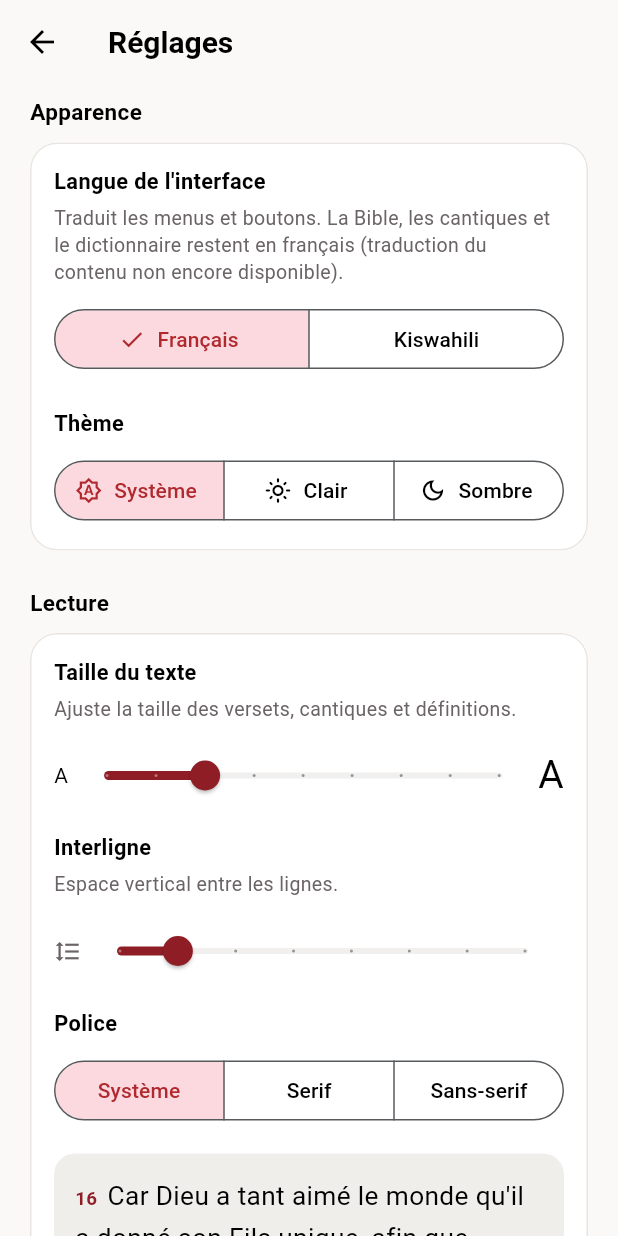
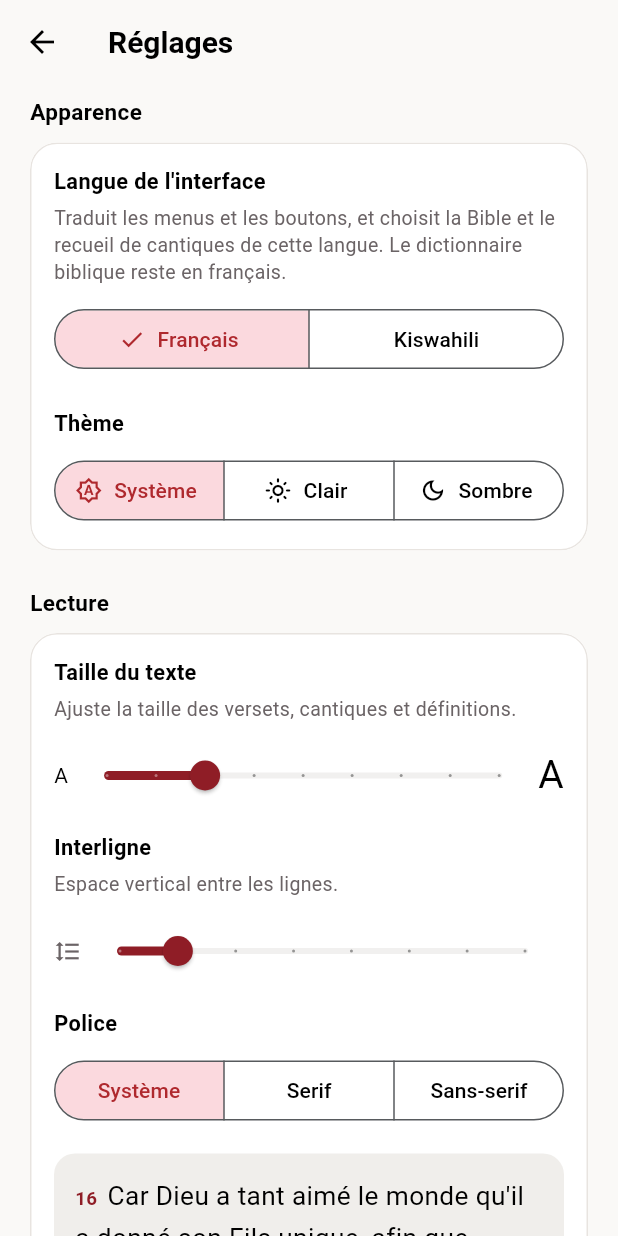
Before and after one commit to chadracklonde/EMUCompagnon, a Flutter app: the SettingsScreen screen opened directly, on a phone screen of 412 x 824 dp. Run offline on Flutter 3.47's test engine with Material 3 defaults, Android fonts, the phone set to English and light mode, and no system bars; our stand-ins replace file_picker, flutter_local_notifications, just_audio, package_info_plus, share_plus, shared_preferences and 5 more; missing offline and left inert: quick_actions; accounts and stored records are empty.

Commit message:
Réglages et À propos : textes en français et en swahili (#8)
Tous les textes de ces deux écrans passent par la table de traduction.
L'explication du choix de langue ne disait plus vrai (la Bible et les
cantiques existent en swahili) : elle est corrigée.


Claude-Session: https://claude.ai/code/session_01NQqraTNbDtSvVdBGCguveb

Co-authored-by: Claude <noreply@anthropic.com>

```diff
--- a/lib/core/l10n/app_strings.dart
+++ b/lib/core/l10n/app_strings.dart
@@ -176,6 +176,39 @@ class AppStrings {
       'search_hint': 'Mot, cantique ou référence (Jean 3.16)…',
       'open_passage': 'Ouvrir ce passage de la Bible',
       'hl_default_name': 'Culte du {date}',
+      'st_title': 'Réglages',
+      'st_appearance': 'Apparence',
+      'st_lang': 'Langue de l\'interface',
+      'st_lang_hint': 'Traduit les menus et les boutons, et choisit la Bible et le recueil de cantiques de cette langue. Le dictionnaire biblique reste en français.',
+      'st_theme': 'Thème',
+      'st_system': 'Système',
+      'st_light': 'Clair',
+      'st_dark': 'Sombre',
+      'st_reading': 'Lecture',
+      'st_text_size': 'Taille du texte',
+      'st_text_size_hint': 'Ajuste la taille des versets, cantiques et définitions.',
+      'st_line': 'Interligne',
+      'st_line_hint': 'Espace vertical entre les lignes.',
+      'st_font': 'Police',
+      'st_preview': 'Car Dieu a tant aimé le monde qu\'il a donné son Fils unique, afin que quiconque croit en lui ne périsse point, mais qu\'il ait la vie éternelle.',
+      'st_awake': 'Garder l\'écran allumé',
+      'st_awake_hint': 'Le téléphone ne se met pas en veille pendant la lecture d\'un cantique, d\'un chapitre ou d\'une liturgie.',
+      'st_reminder': 'Rappel quotidien',
+      'st_reminder_on': 'Activer le rappel',
+      'st_reminder_hint': 'Une notification à l\'heure choisie, qui annonce la lecture du jour de votre plan.',
+      'st_reminder_time': 'Heure du rappel',
+      'st_perm_denied': 'Permission de notification refusée',
+      'st_reset': 'Réinitialiser l\'apparence et la lecture',
+      'ab_title': 'À propos',
+      'ab_photo': 'Photo de Chadrack Londe',
+      'ab_role': 'Fidèle méthodiste uni',
+      'ab_bio': 'Chadrack Londe coordonne le contenu francophone pour l\'Afrique au sein de United Methodist Communications (UMCom) et est correspondant de UM News, le canal officiel d\'information de l\'Église Méthodiste Unie dans le monde. Basé en République Démocratique du Congo, il dirige aussi Radio Maniema Libertés à Kindu et met ses compétences techniques au service de l\'Église et de sa communauté à travers des projets comme celui-ci. Fidèle méthodiste uni, il croit au pouvoir de la communication pour rapprocher les fidèles de la Parole de Dieu.',
+      'ab_contact': 'Contact',
+      'ab_resources': 'Ressources officielles UMC',
+      'ab_resourceumc': 'Ressources pastorales et ministérielles',
+      'ab_official_page': 'Page officielle',
+      'ab_official_channel': 'Chaîne officielle (UMCom)',
+      'ab_footer': 'ÉMU Compagnon — développé avec foi pour l\'Église Méthodiste Unie',
       'create': 'Créer',
       'rename': 'Renommer',
       'hl_rename_title': 'Renommer la liste',
@@ -377,6 +410,39 @@ class AppStrings {
       'search_hint': 'Neno, wimbo au kifungu (Yohana 3:16)…',
       'open_passage': 'Fungua kifungu hiki cha Biblia',
       'hl_default_name': 'Ibada ya {date}',
+      'st_title': 'Mipangilio',
+      'st_appearance': 'Mwonekano',
+      'st_lang': 'Lugha ya programu',
+      'st_lang_hint': 'Hutafsiri menyu na vitufe, na huchagua Biblia na kitabu cha nyimbo cha lugha hiyo. Kamusi ya Biblia inabaki kwa Kifaransa.',
+      'st_theme': 'Mandhari',
+      'st_system': 'Mfumo',
+      'st_light': 'Mwanga',
+      'st_dark': 'Giza',
+      'st_reading': 'Usomaji',
+      'st_text_size': 'Ukubwa wa maandishi',
+      'st_text_size_hint': 'Hurekebisha ukubwa wa aya, nyimbo na maelezo ya maneno.',
+      'st_line': 'Nafasi ya mistari',
+      'st_line_hint': 'Nafasi wima kati ya mistari.',
+      'st_font': 'Aina ya herufi',
+      'st_preview': 'Kwa maana jinsi hii Mungu aliupenda ulimwengu, hata akamtoa Mwanawe pekee, ili kila mtu amwaminiye asipotee, bali awe na uzima wa milele.',
+      'st_awake': 'Weka skrini ikiwaka',
+      'st_awake_hint': 'Simu haizimi skrini wakati wa kusoma wimbo, sura au liturujia.',
+      'st_reminder': 'Ukumbusho wa kila siku',
+      'st_reminder_on': 'Washa ukumbusho',
+      'st_reminder_hint': 'Arifa kwa saa uliyochagua, inayotangaza usomaji wa siku wa mpango wako.',
+      'st_reminder_time': 'Saa ya ukumbusho',
+      'st_perm_denied': 'Ruhusa ya arifa imekataliwa',
+      'st_reset': 'Rudisha mwonekano na usomaji kwenye hali ya awali',
+      'ab_title': 'Kuhusu',
+      'ab_photo': 'Picha ya Chadrack Londe',
+      'ab_role': 'Muumini wa Kanisa la Methodisti Muungano',
+      'ab_bio': 'Chadrack Londe anaratibu maudhui ya Kifaransa kwa ajili ya Afrika katika United Methodist Communications (UMCom) na ni mwandishi wa UM News, chombo rasmi cha habari cha Kanisa la Methodisti Muungano duniani. Akiwa anaishi Jamhuri ya Kidemokrasia ya Kongo, anaongoza pia Radio Maniema Libertés mjini Kindu na anatumia ujuzi wake wa kiufundi kulihudumia Kanisa na jumuiya yake kupitia miradi kama huu. Muumini wa Kanisa la Methodisti Muungano, anaamini nguvu ya mawasiliano katika kuwakaribisha waumini karibu na Neno la Mungu.',
+      'ab_contact': 'Mawasiliano',
+      'ab_resources': 'Rasilimali rasmi za UMC',
+      'ab_resourceumc': 'Nyenzo za kichungaji na za huduma',
+      'ab_official_page': 'Ukurasa rasmi',
+      'ab_official_channel': 'Chaneli rasmi (UMCom)',
+      'ab_footer': 'ÉMU Compagnon — imetengenezwa kwa imani kwa ajili ya Kanisa la Methodisti Muungano',
       'create': 'Unda',
       'rename': 'Badilisha jina',
       'hl_rename_title': 'Badilisha jina la orodha',
--- a/lib/features/about/screens/about_screen.dart
+++ b/lib/features/about/screens/about_screen.dart
@@ -1,3 +1,4 @@
+import '../../../core/l10n/tr.dart';
 import 'package:flutter/material.dart';
 import 'package:url_launcher/url_launcher.dart';
 import '../../../core/theme/app_theme.dart';
@@ -29,7 +30,7 @@ class AboutScreen extends StatelessWidget {
     final scheme = Theme.of(context).colorScheme;
 
     return Scaffold(
-      appBar: AppBar(title: const Text('À propos')),
+      appBar: AppBar(title: Text(context.tr('ab_title'))),
       body: ReadingWidthConstraint(
         maxWidth: 640,
         child: ListView(
@@ -52,7 +53,7 @@ class AboutScreen extends StatelessWidget {
                         child: Image.asset(
                           'assets/images/chadrack_londe.jpg',
                           fit: BoxFit.cover,
-                          semanticLabel: 'Photo de Chadrack Londe',
+                          semanticLabel: context.tr('ab_photo'),
                         ),
                       ),
                     ),
@@ -67,21 +68,12 @@ class AboutScreen extends StatelessWidget {
                     ),
                     const SizedBox(height: 2),
                     Text(
-                      'Fidèle méthodiste uni',
+                      context.tr('ab_role'),
                       style: TextStyle(fontSize: 14.5, color: palette.muted),
                     ),
                     const SizedBox(height: 16),
                     Text(
-                      "Chadrack Londe coordonne le contenu francophone pour l'Afrique "
-                      "au sein de United Methodist Communications (UMCom) et est "
-                      "correspondant de UM News, le canal officiel d'information de "
-                      "l'Église Méthodiste Unie dans le monde. Basé en République "
-                      "Démocratique du Congo, il dirige aussi Radio Maniema Libertés "
-                      "à Kindu et met ses compétences techniques au service de "
-                      "l'Église et de sa communauté à travers des projets comme "
-                      "celui-ci. Fidèle méthodiste uni, il croit au pouvoir de la "
-                      "communication pour rapprocher les fidèles de la Parole de "
-                      "Dieu.",
+                      context.tr('ab_bio'),
                       style: TextStyle(fontSize: 15.5, height: 1.55, color: scheme.onSurface),
                     ),
                   ],
@@ -89,7 +81,7 @@ class AboutScreen extends StatelessWidget {
               ),
             ),
             const SizedBox(height: 24),
-            const SectionTitle('Contact'),
+            SectionTitle(context.tr('ab_contact')),
             AppRowGroup(rows: [
               AppRow(
                 icon: Icons.phone_outlined,
@@ -118,7 +110,7 @@ class AboutScreen extends StatelessWidget {
               ),
             ]),
             const SizedBox(height: 24),
-            const SectionTitle('Ressources officielles UMC'),
+            SectionTitle(context.tr('ab_resources')),
             AppRowGroup(rows: [
               AppRow(
                 icon: Icons.newspaper,
@@ -137,21 +129,21 @@ class AboutScreen extends StatelessWidget {
               AppRow(
                 icon: Icons.menu_book_outlined,
                 title: 'ResourceUMC',
-                subtitle: 'Ressources pastorales et ministérielles',
+                subtitle: context.tr('ab_resourceumc'),
                 trailingIcon: Icons.open_in_new,
                 onTap: () => _open('https://resourceumc.org'),
               ),
               AppRow(
                 icon: Icons.facebook,
                 title: 'Facebook — The United Methodist Church',
-                subtitle: 'Page officielle',
+                subtitle: context.tr('ab_official_page'),
                 trailingIcon: Icons.open_in_new,
                 onTap: () => _open('https://facebook.com/unitedmethodistchurch'),
               ),
               AppRow(
                 icon: Icons.play_circle_outline,
                 title: 'YouTube — United Methodist Videos',
-                subtitle: 'Chaîne officielle (UMCom)',
+                subtitle: context.tr('ab_official_channel'),
                 trailingIcon: Icons.open_in_new,
                 onTap: () => _open('https://youtube.com/@UMCVideos'),
               ),
@@ -159,7 +151,7 @@ class AboutScreen extends StatelessWidget {
             const SizedBox(height: 24),
             Center(
               child: Text(
-                "ÉMU Compagnon — développé avec foi pour l'Église Méthodiste Unie",
+                context.tr('ab_footer'),
                 textAlign: TextAlign.center,
                 style: TextStyle(fontSize: 12.5, color: palette.muted),
               ),
--- a/lib/features/settings/screens/settings_screen.dart
+++ b/lib/features/settings/screens/settings_screen.dart
@@ -1,3 +1,4 @@
+import '../../../core/l10n/tr.dart';
 import '../../audio_pack/widgets/audio_pack_card.dart';
 import '../../../core/l10n/app_strings.dart';
 import 'package:flutter/material.dart';
@@ -23,7 +24,7 @@ class _SettingsScreenState extends State<SettingsScreen> {
       if (!granted) {
         if (mounted) {
           ScaffoldMessenger.of(context).showSnackBar(
-            const SnackBar(content: Text('Permission de notification refusée')),
+            SnackBar(content: Text(context.tr('st_perm_denied'))),
           );
         }
         return;
@@ -71,20 +72,16 @@ class _SettingsScreenState extends State<SettingsScreen> {
         );
 
     return Scaffold(
-      appBar: AppBar(title: const Text('Réglages')),
+      appBar: AppBar(title: Text(context.tr('st_title'))),
       body: ReadingWidthConstraint(
         maxWidth: 640,
         child: ListView(
           padding: const EdgeInsets.fromLTRB(20, 8, 20, 32),
           children: [
-            const SectionTitle('Apparence'),
+            SectionTitle(context.tr('st_appearance')),
             group([
-              label("Langue de l'interface"),
-              hint(
-                'Traduit les menus et boutons. La Bible, les cantiques et le '
-                'dictionnaire restent en français (traduction du contenu non '
-                'encore disponible).',
-              ),
+              label(context.tr('st_lang')),
+              hint(context.tr('st_lang_hint')),
               SizedBox(
                 width: double.infinity,
                 child: SegmentedButton<String>(
@@ -97,27 +94,27 @@ class _SettingsScreenState extends State<SettingsScreen> {
                 ),
               ),
               const SizedBox(height: 22),
-              label('Thème'),
+              label(context.tr('st_theme')),
               const SizedBox(height: 6),
               SizedBox(
                 width: double.infinity,
                 child: SegmentedButton<ThemeMode>(
                   showSelectedIcon: false,
-                  segments: const [
+                  segments: [
                     ButtonSegment(
                       value: ThemeMode.system,
-                      icon: Icon(Icons.brightness_auto_outlined),
-                      label: Text('Système'),
+                      icon: const Icon(Icons.brightness_auto_outlined),
+                      label: Text(context.tr('st_system')),
                     ),
                     ButtonSegment(
                       value: ThemeMode.light,
-                      icon: Icon(Icons.light_mode_outlined),
-                      label: Text('Clair'),
+                      icon: const Icon(Icons.light_mode_outlined),
+                      label: Text(context.tr('st_light')),
                     ),
                     ButtonSegment(
                       value: ThemeMode.dark,
-                      icon: Icon(Icons.dark_mode_outlined),
-                      label: Text('Sombre'),
+                      icon: const Icon(Icons.dark_mode_outlined),
+                      label: Text(context.tr('st_dark')),
                     ),
                   ],
                   selected: {settings.themeMode},
@@ -126,10 +123,10 @@ class _SettingsScreenState extends State<SettingsScreen> {
               ),
             ]),
             const SizedBox(height: 24),
-            const SectionTitle('Lecture'),
+            SectionTitle(context.tr('st_reading')),
             group([
-              label('Taille du texte'),
-              hint('Ajuste la taille des versets, cantiques et définitions.'),
+              label(context.tr('st_text_size')),
+              hint(context.tr('st_text_size_hint')),
               Row(
                 children: [
                   const Text('A', style: TextStyle(fontSize: 14)),
@@ -147,8 +144,8 @@ class _SettingsScreenState extends State<SettingsScreen> {
                 ],
               ),
               const SizedBox(height: 14),
-              label('Interligne'),
-              hint('Espace vertical entre les lignes.'),
+              label(context.tr('st_line')),
+              hint(context.tr('st_line_hint')),
               Row(
                 children: [
                   Icon(Icons.format_line_spacing, size: 18, color: palette.muted),
@@ -165,14 +162,14 @@ class _SettingsScreenState extends State<SettingsScreen> {
                 ],
               ),
               const SizedBox(height: 14),
-              label('Police'),
+              label(context.tr('st_font')),
               const SizedBox(height: 6),
               SizedBox(
                 width: double.infinity,
                 child: SegmentedButton<String>(
                   showSelectedIcon: false,
-                  segments: const [
-                    ButtonSegment(value: 'system', label: Text('Système')),
+                  segments: [
+                    ButtonSegment(value: 'system', label: Text(context.tr('st_system'))),
                     ButtonSegment(value: 'serif', label: Text('Serif')),
                     ButtonSegment(value: 'sansSerif', label: Text('Sans-serif')),
                   ],
@@ -202,9 +199,7 @@ class _SettingsScreenState extends State<SettingsScreen> {
                         ),
                       ),
                       TextSpan(
-                        text: "Car Dieu a tant aimé le monde qu'il a donné son "
-                            'Fils unique, afin que quiconque croit en lui ne '
-                            "périsse point, mais qu'il ait la vie éternelle.",
+                        text: context.tr('st_preview'),
                         style: TextStyle(
                           fontFamily: settings.resolvedFontFamily,
                           fontSize: 17.5,
@@ -221,13 +216,12 @@ class _SettingsScreenState extends State<SettingsScreen> {
             AppCard(
               child: SwitchListTile(
                 contentPadding: const EdgeInsets.symmetric(horizontal: 16, vertical: 4),
-                title: const Text(
-                  "Garder l'écran allumé",
+                title: Text(
+                  context.tr('st_awake'),
                   style: TextStyle(fontSize: 14.5, fontWeight: FontWeight.w600),
                 ),
                 subtitle: Text(
-                  "Le téléphone ne se met pas en veille pendant la lecture d'un "
-                  "cantique, d'un chapitre ou d'une liturgie.",
+                  context.tr('st_awake_hint'),
                   style: TextStyle(fontSize: 13, color: palette.muted),
                 ),
                 value: settings.keepScreenOn,
@@ -240,19 +234,18 @@ class _SettingsScreenState extends State<SettingsScreen> {
               child: Padding(padding: EdgeInsets.all(16), child: AudioPackCard()),
             ),
             const SizedBox(height: 24),
-            const SectionTitle('Rappel quotidien'),
+            SectionTitle(context.tr('st_reminder')),
             AppCard(
               child: Column(
                 children: [
                   SwitchListTile(
                     contentPadding: const EdgeInsets.symmetric(horizontal: 16, vertical: 4),
-                    title: const Text(
-                      'Activer le rappel',
+                    title: Text(
+                      context.tr('st_reminder_on'),
                       style: TextStyle(fontSize: 14.5, fontWeight: FontWeight.w600),
                     ),
                     subtitle: Text(
-                      "Une notification à l'heure choisie, qui annonce la lecture du jour "
-                      'de votre plan.',
+                      context.tr('st_reminder_hint'),
                       style: TextStyle(fontSize: 13, color: palette.muted),
                     ),
                     value: settings.notificationsEnabled,
@@ -263,7 +256,7 @@ class _SettingsScreenState extends State<SettingsScreen> {
                     ListTile(
                       contentPadding: const EdgeInsets.symmetric(horizontal: 16),
                       leading: const Icon(Icons.access_time),
-                      title: const Text('Heure du rappel', style: TextStyle(fontSize: 14.5)),
+                      title: Text(context.tr('st_reminder_time'), style: const TextStyle(fontSize: 14.5)),
                       trailing: Text(
                         '${settings.notificationHour.toString().padLeft(2, '0')}:'
                         '${settings.notificationMinute.toString().padLeft(2, '0')}',
@@ -283,7 +276,7 @@ class _SettingsScreenState extends State<SettingsScreen> {
             Center(
               child: TextButton.icon(
                 icon: const Icon(Icons.restart_alt),
-                label: const Text("Réinitialiser l'apparence et la lecture"),
+                label: Text(context.tr('st_reset')),
                 onPressed: () => settings.resetToDefaults(),
               ),
             ),
```
Also changed, not shown: 1 other file.
